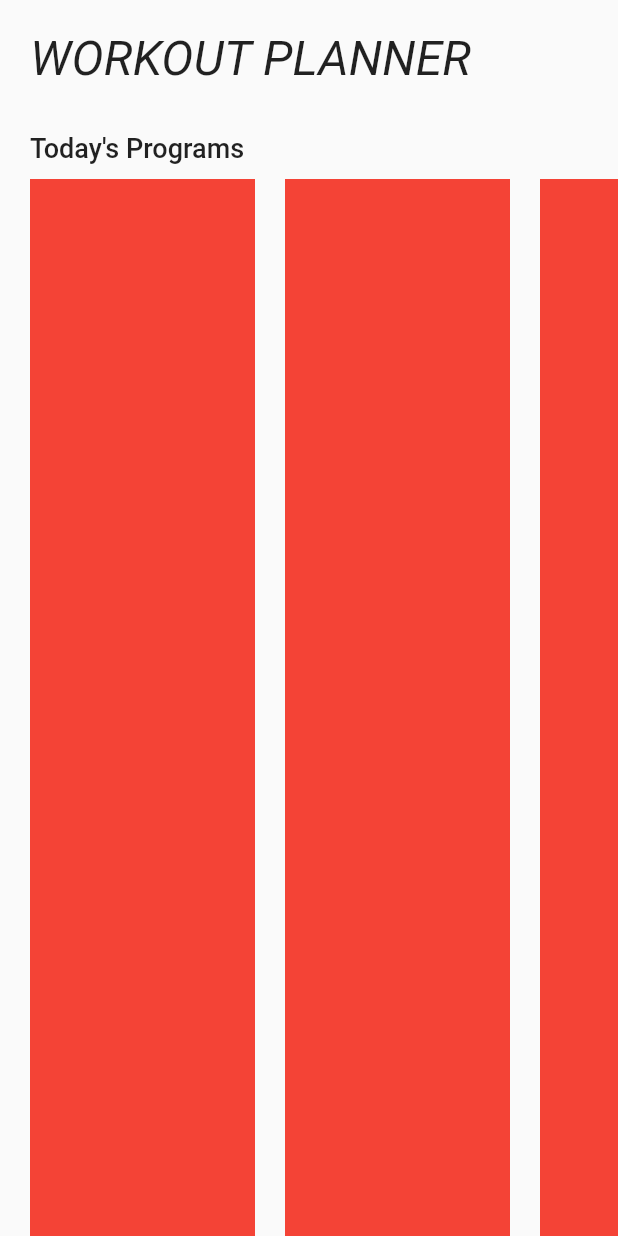
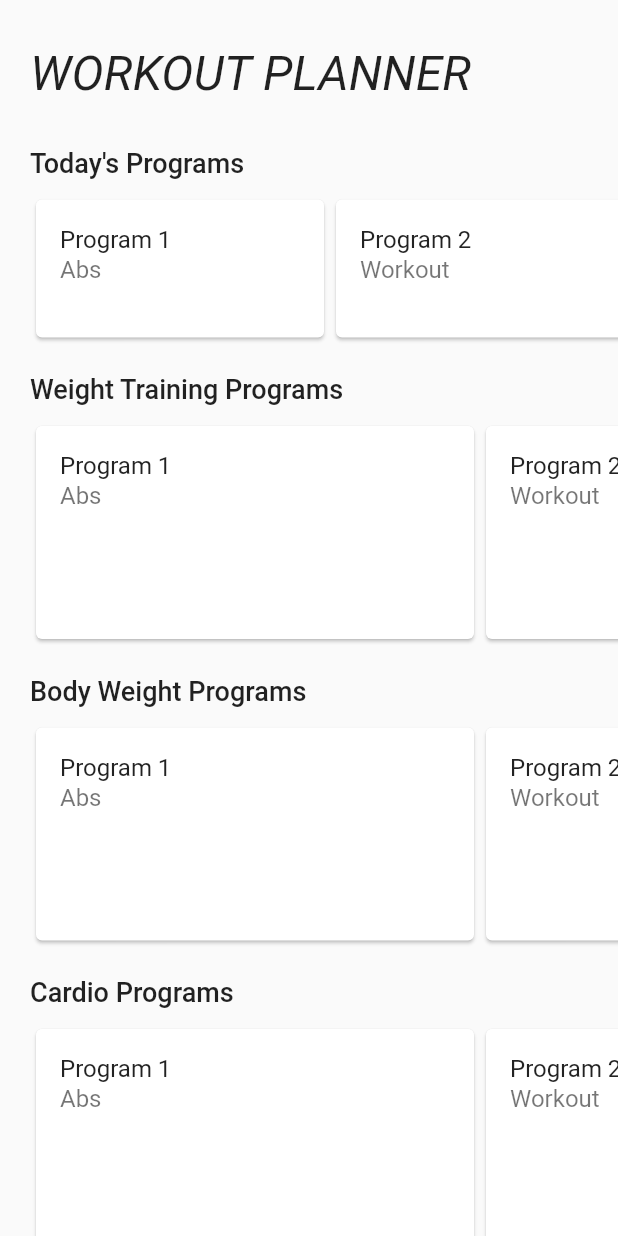
Before and after one commit to Pupae-ktsw/workout-planner-frontend, a Flutter app: the screen it shows after launch, on a phone screen of 412 x 824 dp. Run offline on Flutter 3.47's test engine with Material 2 defaults, Android fonts, the phone set to English and light mode, and no system bars; our stand-ins replace curved_navigation_bar, google_fonts; Roboto replaces fonts that are missing (Prompt).

Commit message:
start profile

```diff
--- a/lib/views/home_page.dart
+++ b/lib/views/home_page.dart
@@ -3,8 +3,11 @@ import 'package:google_fonts/google_fonts.dart';
 
 class HomePage extends StatelessWidget {
   List testData = [
-    {'name': 'Program 1'},
-    {'name': 'Program 2'}
+    {'name': 'Program 1', 'Type': 'Abs'},
+    {'name': 'Program 2', 'Type': 'Workout'},
+    {'name': 'Program 3', 'Type': 'Workout'},
+    {'name': 'Program 4', 'Type': 'Workout'},
+    {'name': 'Program 5', 'Type': 'Workout'}
   ];
 
   @override
@@ -13,10 +16,12 @@ class HomePage extends StatelessWidget {
         body: SafeArea(
       child: Padding(
         padding: const EdgeInsets.only(left: 20),
+        child: SingleChildScrollView(
           child: Column(
+            mainAxisSize: MainAxisSize.min,
             children: [
               SizedBox(
-              height: 20,
+                height: 30,
               ),
               Align(
                 alignment: Alignment.topLeft,
@@ -39,28 +44,126 @@ class HomePage extends StatelessWidget {
               SizedBox(
                 height: 10,
               ),
-            Expanded(
-              child: ListView(
+              Container(
+                height: 100,
+                child: ListView.builder(
+                  shrinkWrap: true,
                   scrollDirection: Axis.horizontal,
-                children: [
-                  buildCard(),
-                  SizedBox(width: 20),
-                  buildCard(),
-                  SizedBox(width: 20),
-                  buildCard()
-                ],
+                  itemCount: testData.length,
+                  itemBuilder: (context, index) {
+                    return Container(
+                      width: 200,
+                      child: Card(
+                        child: ListTile(
+                          title: Text(testData[index]['name']),
+                          subtitle: Text(testData[index]['Type']),
                         ),
-            )
+                      ),
+                    );
+                  },
+                ),
+              ),
+              SizedBox(height: 20),
+              Align(
+                alignment: Alignment.topLeft,
+                child: Text('Weight Training Programs',
+                    style: GoogleFonts.prompt(
+                      textStyle: Theme.of(context).textTheme.bodyText1,
+                    )),
+              ),
+              SizedBox(
+                height: 10,
+              ),
+              Container(
+                height: 150,
+                child: ListView.builder(
+                  shrinkWrap: true,
+                  scrollDirection: Axis.horizontal,
+                  itemCount: testData.length,
+                  itemBuilder: (context, index) {
+                    return Container(
+                      width: 300,
+                      child: Card(
+                        child: ListTile(
+                          title: Text(testData[index]['name']),
+                          subtitle: Text(testData[index]['Type']),
+                        ),
+                      ),
+                    );
+                  },
+                ),
+              ),
+              SizedBox(height: 20),
+              Align(
+                alignment: Alignment.topLeft,
+                child: Text('Body Weight Programs',
+                    style: GoogleFonts.prompt(
+                      textStyle: Theme.of(context).textTheme.bodyText1,
+                    )),
+              ),
+              SizedBox(
+                height: 10,
+              ),
+              Container(
+                height: 150,
+                child: ListView.builder(
+                  shrinkWrap: true,
+                  scrollDirection: Axis.horizontal,
+                  itemCount: testData.length,
+                  itemBuilder: (context, index) {
+                    return Container(
+                      width: 300,
+                      child: Card(
+                        child: ListTile(
+                          title: Text(testData[index]['name']),
+                          subtitle: Text(testData[index]['Type']),
+                        ),
+                      ),
+                    );
+                  },
+                ),
+              ),
+              SizedBox(height: 20),
+              Align(
+                alignment: Alignment.topLeft,
+                child: Text('Cardio Programs',
+                    style: GoogleFonts.prompt(
+                      textStyle: Theme.of(context).textTheme.bodyText1,
+                    )),
+              ),
+              SizedBox(
+                height: 10,
+              ),
+              Container(
+                height: 150,
+                child: ListView.builder(
+                  shrinkWrap: true,
+                  scrollDirection: Axis.horizontal,
+                  itemCount: testData.length,
+                  itemBuilder: (context, index) {
+                    return Container(
+                      width: 300,
+                      child: Card(
+                        child: ListTile(
+                          title: Text(testData[index]['name']),
+                          subtitle: Text(testData[index]['Type']),
+                        ),
+                      ),
+                    );
+                  },
+                ),
+              ),
             ],
             // ),
+          ),
         ),
       ),
     ));
   }
 
   Widget buildCard() => Container(
-        width: 150,
-        height: 40,
-        color: Colors.red,
+        padding: EdgeInsets.all(100),
+        decoration: BoxDecoration(
+            color: Colors.red, borderRadius: BorderRadius.circular(12)),
       );
 }
```
Lines whose indentation alone changed are shown as unchanged.
